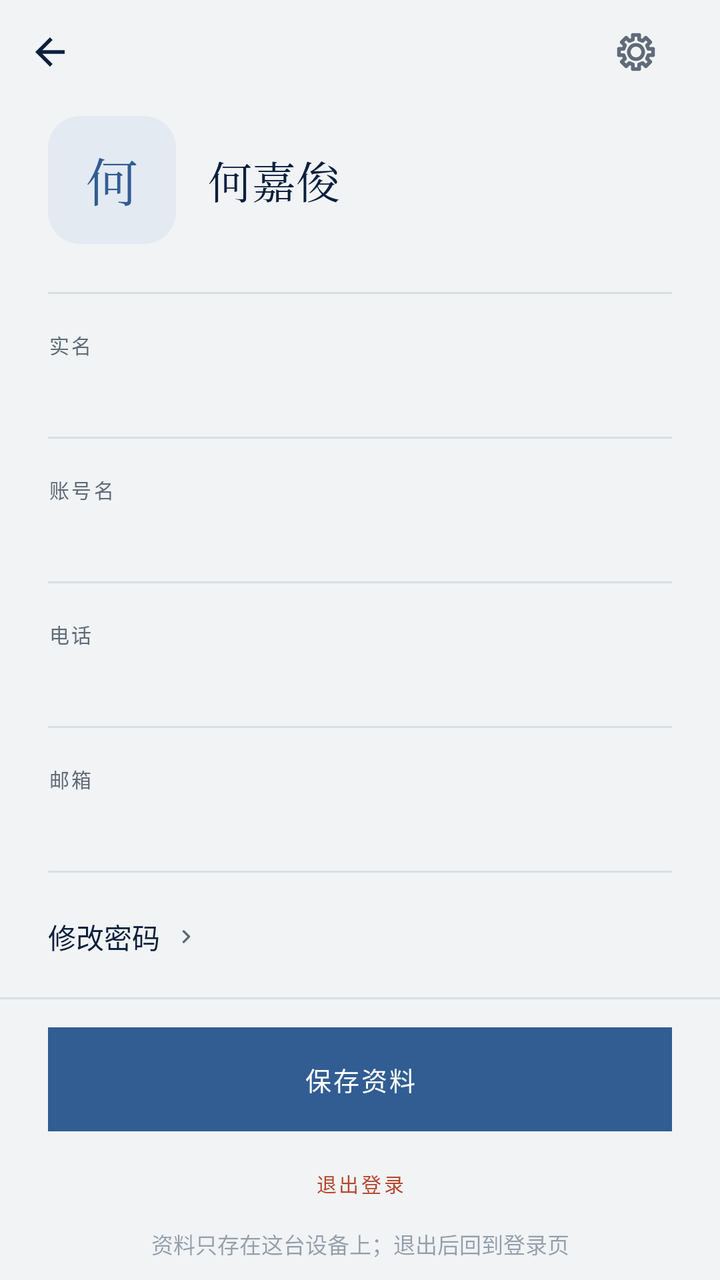
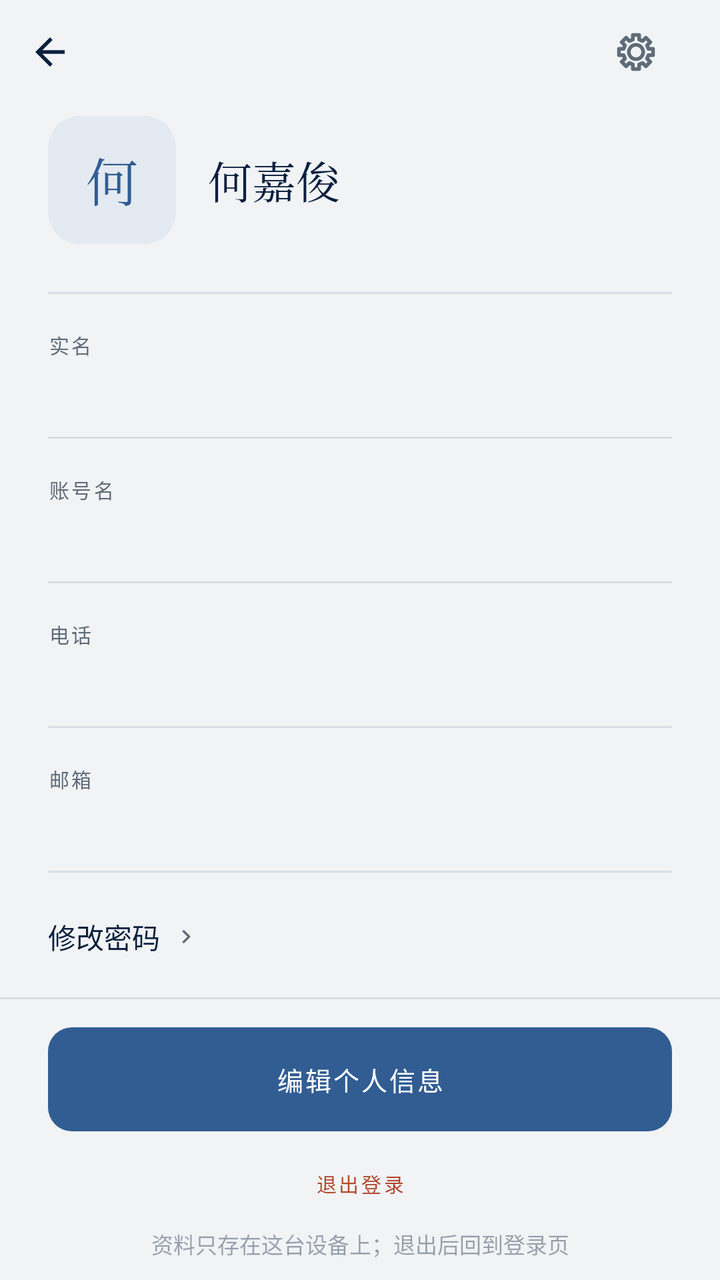

Compare the two renders of this Android layout. The source of the first and the diff that turns it into the second are given below.
<!-- AndroidManifest.xml: application theme Theme.MyCoursePractice -->
<!-- res/layout/fragment_profile.xml -->
<?xml version="1.0" encoding="utf-8"?>
<LinearLayout xmlns:android="http://schemas.android.com/apk/res/android"
    android:layout_width="match_parent"
    android:layout_height="match_parent"
    android:background="@color/paper"
    android:orientation="vertical">

    <include layout="@layout/view_back_bar" />

    <ScrollView
        android:layout_width="match_parent"
        android:layout_height="0dp"
        android:layout_weight="1"
        android:clipToPadding="false"
        android:overScrollMode="never"
        android:paddingBottom="12dp">

        <LinearLayout
            android:layout_width="match_parent"
            android:layout_height="wrap_content"
            android:orientation="vertical"
            android:paddingStart="24dp"
            android:paddingTop="6dp"
            android:paddingEnd="24dp">

            <LinearLayout
                android:layout_width="match_parent"
                android:layout_height="wrap_content"
                android:gravity="center_vertical"
                android:orientation="horizontal">

                                <FrameLayout
                    android:id="@+id/avatarBox"
                    android:layout_width="64dp"
                    android:layout_height="64dp"
                    android:background="?attr/selectableItemBackgroundBorderless"
                    android:clickable="true"
                    android:focusable="true">

                    <ImageView
                        android:id="@+id/avatarImage"
                        android:layout_width="64dp"
                        android:layout_height="64dp"
                        android:contentDescription="头像"
                        android:scaleType="centerCrop"
                        android:visibility="gone" />

                    <TextView
                        android:id="@+id/avatarBig"
                        android:layout_width="64dp"
                        android:layout_height="64dp"
                        android:background="@drawable/bg_avatar_lg"
                        android:fontFamily="serif"
                        android:gravity="center"
                        android:text="何"
                        android:textColor="@color/accent"
                        android:textSize="26sp" />
                </FrameLayout>

                <LinearLayout
                    android:layout_width="0dp"
                    android:layout_height="wrap_content"
                    android:layout_marginStart="16dp"
                    android:layout_weight="1"
                    android:orientation="vertical">

                    <TextView
                        android:id="@+id/profileName"
                        android:layout_width="match_parent"
                        android:layout_height="wrap_content"
                        android:fontFamily="serif"
                        android:maxLines="1"
                        android:text="何嘉俊"
                        android:textColor="@color/ink"
                        android:textSize="22sp" />


                </LinearLayout>
            </LinearLayout>

            <View
                android:layout_width="match_parent"
                android:layout_height="1dp"
                android:layout_marginTop="24dp"
                android:background="@color/line" />

            <TextView
                style="@style/Micro"
                android:layout_width="wrap_content"
                android:layout_height="wrap_content"
                android:layout_marginTop="18dp"
                android:text="实名" />

            <EditText
                android:id="@+id/realField"
                style="@style/Field"
                android:layout_width="match_parent"
                android:layout_height="wrap_content"
                android:inputType="textPersonName"
                android:maxLength="12"
                android:maxLines="1"
                android:textColor="@color/ink"
                android:textSize="15sp" />

            <TextView
                style="@style/Micro"
                android:layout_width="wrap_content"
                android:layout_height="wrap_content"
                android:layout_marginTop="18dp"
                android:text="账号名" />

            <EditText
                android:id="@+id/accountField"
                style="@style/Field"
                android:layout_width="match_parent"
                android:layout_height="wrap_content"
                android:inputType="text"
                android:maxLength="20"
                android:maxLines="1"
                android:textColor="@color/ink"
                android:textSize="15sp" />

            <TextView
                style="@style/Micro"
                android:layout_width="wrap_content"
                android:layout_height="wrap_content"
                android:layout_marginTop="18dp"
                android:text="电话" />

            <EditText
                android:id="@+id/phoneField"
                style="@style/Field"
                android:layout_width="match_parent"
                android:layout_height="wrap_content"
                android:inputType="phone"
                android:maxLength="18"
                android:maxLines="1"
                android:textColor="@color/ink"
                android:textSize="15sp" />

            <TextView
                style="@style/Micro"
                android:layout_width="wrap_content"
                android:layout_height="wrap_content"
                android:layout_marginTop="18dp"
                android:text="邮箱" />

            <EditText
                android:id="@+id/emailField"
                style="@style/Field"
                android:layout_width="match_parent"
                android:layout_height="wrap_content"
                android:inputType="textEmailAddress"
                android:maxLength="60"
                android:maxLines="1"
                android:textColor="@color/ink"
                android:textSize="15sp" />

            <LinearLayout
                android:id="@+id/changePasswordBtn"
                android:layout_width="match_parent"
                android:layout_height="52dp"
                android:layout_marginTop="6dp"
                android:background="?attr/selectableItemBackground"
                android:clickable="true"
                android:focusable="true"
                android:gravity="center_vertical"
                android:orientation="horizontal">

                <TextView
                    android:layout_width="wrap_content"
                    android:layout_height="wrap_content"
                    android:fontFamily="sans-serif"
                    android:text="修改密码"
                    android:textColor="@color/ink"
                    android:textSize="14sp" />

                <ImageView
                    android:layout_width="14dp"
                    android:layout_height="14dp"
                    android:layout_marginStart="6dp"
                    android:contentDescription="@null"
                    android:src="@drawable/ic_chevron"
                    android:tint="@color/muted" />
            </LinearLayout>

            <TextView
                android:id="@+id/warn"
                style="@style/MicroOchre"
                android:layout_width="match_parent"
                android:layout_height="wrap_content"
                android:layout_marginTop="12dp"
                android:text=""
                android:visibility="gone" />
        </LinearLayout>
    </ScrollView>

    <View
        android:layout_width="match_parent"
        android:layout_height="1dp"
        android:background="@color/line" />

    <LinearLayout
        android:layout_width="match_parent"
        android:layout_height="wrap_content"
        android:orientation="vertical"
        android:paddingStart="24dp"
        android:paddingTop="14dp"
        android:paddingEnd="24dp"
        android:paddingBottom="10dp">

        <TextView
            android:id="@+id/cta"
            style="@style/BtnPrimary"
            android:layout_width="match_parent"
            android:layout_height="52dp"
            android:text="保存资料" />

        <TextView
            android:id="@+id/logoutLink"
            style="@style/MicroOchre"
            android:layout_width="match_parent"
            android:layout_height="44dp"
            android:layout_marginTop="4dp"
            android:gravity="center"
            android:text="退出登录" />

        <TextView
            android:layout_width="match_parent"
            android:layout_height="wrap_content"
            android:gravity="center"
            android:text="资料只存在这台设备上；退出后回到登录页"
            android:textColor="@color/ink_40"
            android:textSize="11sp" />
    </LinearLayout>
</LinearLayout>
<!-- res/layout/view_back_bar.xml (included above) -->
<?xml version="1.0" encoding="utf-8"?>
<LinearLayout xmlns:android="http://schemas.android.com/apk/res/android"
    android:id="@+id/backBar"
    android:layout_width="match_parent"
    android:layout_height="52dp"
    android:background="?attr/selectableItemBackground"
    android:clickable="true"
    android:focusable="true"
    android:gravity="center_vertical"
    android:orientation="horizontal"
    android:paddingStart="14dp"
    android:paddingEnd="24dp">

    <ImageView
        android:id="@+id/backIcon"
        android:layout_width="22dp"
        android:layout_height="22dp"
        android:importantForAccessibility="no"
        android:src="@drawable/ic_back"
        android:tint="@color/ink" />

    <TextView
        android:id="@+id/backLabel"
        style="@style/Micro"
        android:layout_width="wrap_content"
        android:layout_height="wrap_content"
        android:layout_marginStart="10dp" />

    <View
        android:layout_width="0dp"
        android:layout_height="1dp"
        android:layout_weight="1" />

    <TextView
        android:id="@+id/trailingStamp"
        style="@style/Stamp"
        android:layout_width="wrap_content"
        android:layout_height="wrap_content"
        android:visibility="gone" />

    <ImageView
        android:id="@+id/appSettings"
        android:layout_width="36dp"
        android:layout_height="36dp"
        android:layout_marginStart="8dp"
        android:background="?attr/selectableItemBackgroundBorderless"
        android:clickable="true"
        android:contentDescription="设置"
        android:focusable="true"
        android:padding="7dp"
        android:src="@drawable/ic_gear"
        android:tint="@color/muted" />
</LinearLayout>
<!-- resources referenced by this layout -->
<resources>
  <color name="accent">#315D93</color>
  <color name="ink">#0A1F3D</color>
  <color name="ink_40">#660A1F3D</color>
  <color name="line">#D8DEE5</color>
  <color name="muted">#5F6B78</color>
  <color name="paper">#F1F3F5</color>
  <!-- drawable bg_avatar_lg (drawable) -->
  <?xml version="1.0" encoding="utf-8"?>
  <shape xmlns:android="http://schemas.android.com/apk/res/android" android:shape="rectangle">
      <solid android:color="@color/accent_wash" />
      <corners android:radius="16dp" />
  </shape>
  <!-- drawable ic_back (drawable) -->
  <vector xmlns:android="http://schemas.android.com/apk/res/android"
      android:width="24dp"
      android:height="24dp"
      android:viewportWidth="24"
      android:viewportHeight="24">
      <path
          android:fillColor="@color/ink"
          android:pathData="M20,11H7.83l5.59,-5.59L12,4l-8,8 8,8 1.41,-1.41L7.83,13H20v-2z" />
  </vector>
  <style name="Micro">
          <item name="android:textSize">10sp</item>
          <item name="android:letterSpacing">0.12</item>
          <item name="android:textColor">@color/muted</item>
          <item name="android:fontFamily">sans-serif</item>
          <item name="android:includeFontPadding">false</item>
      </style>
  <style name="MicroOchre">
          <item name="android:textSize">10sp</item>
          <item name="android:letterSpacing">0.12</item>
          <item name="android:textColor">@color/ochre</item>
          <item name="android:fontFamily">sans-serif-medium</item>
          <item name="android:includeFontPadding">false</item>
      </style>
  <style name="Theme.MyCoursePractice" parent="Base.Theme.MyCoursePractice" />
  <color name="accent_wash">#E4EAF2</color>
  <!-- drawable bg_stamp_filled (drawable) -->
  <?xml version="1.0" encoding="utf-8"?>
  <shape xmlns:android="http://schemas.android.com/apk/res/android" android:shape="rectangle">
      <solid android:color="@color/accent" />
      <corners android:radius="0dp" />
  </shape>
  <color name="sheet">#FFFFFF</color>
  <!-- drawable bg_field_line (drawable) -->
  <?xml version="1.0" encoding="utf-8"?>
  <layer-list xmlns:android="http://schemas.android.com/apk/res/android">
      <item android:gravity="bottom" android:height="1dp">
          <shape android:shape="rectangle">
              <solid android:color="@color/line" />
          </shape>
      </item>
  </layer-list>
  <color name="ochre">#B4472E</color>
  <!-- drawable bg_stamp (drawable) -->
  <?xml version="1.0" encoding="utf-8"?>
  <shape xmlns:android="http://schemas.android.com/apk/res/android" android:shape="rectangle">
      <solid android:color="@android:color/transparent" />
      <stroke android:width="1dp" android:color="@color/line" />
      <corners android:radius="0dp" />
  </shape>
  <!-- unchanged entries left out for length: 6 -->
</resources>

<!-- the commit's change to res/layout/fragment_profile.xml (unified diff, before → after) -->
@@ -214,8 +214,16 @@
             style="@style/BtnPrimary"
             android:layout_width="match_parent"
             android:layout_height="52dp"
-            android:text="保存资料" />
-
+            android:text="编辑个人信息" />
+
+        <TextView
+            android:id="@+id/cancelEdit"
+            style="@style/BtnGhost"
+            android:layout_width="match_parent"
+            android:layout_height="48dp"
+            android:layout_marginTop="6dp"
+            android:text="取消编辑"
+            android:visibility="gone" />
         <TextView
             android:id="@+id/logoutLink"
             style="@style/MicroOchre"
<!-- resource entries referenced after the edit -->
@@ -22,6 +22,19 @@
           android:fillColor="@color/ink"
           android:pathData="M20,11H7.83l5.59,-5.59L12,4l-8,8 8,8 1.41,-1.41L7.83,13H20v-2z" />
   </vector>
+  <style name="BtnGhost">
+          <item name="android:layout_height">52dp</item>
+          <item name="android:background">@drawable/bg_chip</item>
+          <item name="android:textColor">@color/ink</item>
+          <item name="android:textSize">13sp</item>
+          <item name="android:letterSpacing">0.08</item>
+          <item name="android:fontFamily">sans-serif-medium</item>
+          <item name="android:gravity">center</item>
+          <item name="android:includeFontPadding">false</item>
+          <item name="android:foreground">?attr/selectableItemBackground</item>
+          <item name="android:clickable">true</item>
+          <item name="android:focusable">true</item>
+      </style>
   <style name="Micro">
           <item name="android:textSize">10sp</item>
           <item name="android:letterSpacing">0.12</item>
@@ -38,11 +51,18 @@
       </style>
   <style name="Theme.MyCoursePractice" parent="Base.Theme.MyCoursePractice" />
   <color name="accent_wash">#E4EAF2</color>
+  <!-- drawable bg_chip (drawable) -->
+  <?xml version="1.0" encoding="utf-8"?>
+  <shape xmlns:android="http://schemas.android.com/apk/res/android" android:shape="rectangle">
+      <solid android:color="@android:color/transparent" />
+      <corners android:radius="12dp" />
+      <stroke android:width="1dp" android:color="@color/line" />
+  </shape>
   <!-- drawable bg_stamp_filled (drawable) -->
   <?xml version="1.0" encoding="utf-8"?>
   <shape xmlns:android="http://schemas.android.com/apk/res/android" android:shape="rectangle">
       <solid android:color="@color/accent" />
-      <corners android:radius="0dp" />
+      <corners android:radius="12dp" />
   </shape>
   <color name="sheet">#FFFFFF</color>
   <!-- drawable bg_field_line (drawable) -->
@@ -60,7 +80,7 @@
   <shape xmlns:android="http://schemas.android.com/apk/res/android" android:shape="rectangle">
       <solid android:color="@android:color/transparent" />
       <stroke android:width="1dp" android:color="@color/line" />
-      <corners android:radius="0dp" />
+      <corners android:radius="12dp" />
   </shape>
   <!-- unchanged entries left out for length: 6 -->
 </resources>
